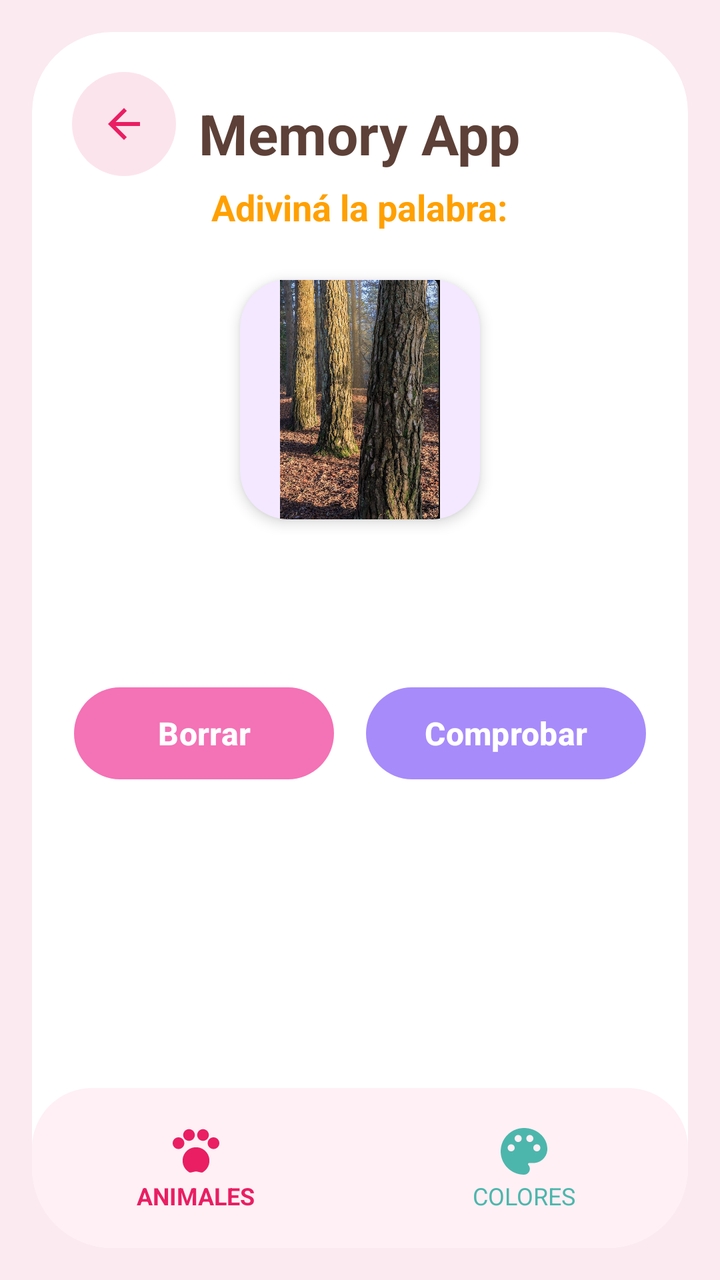
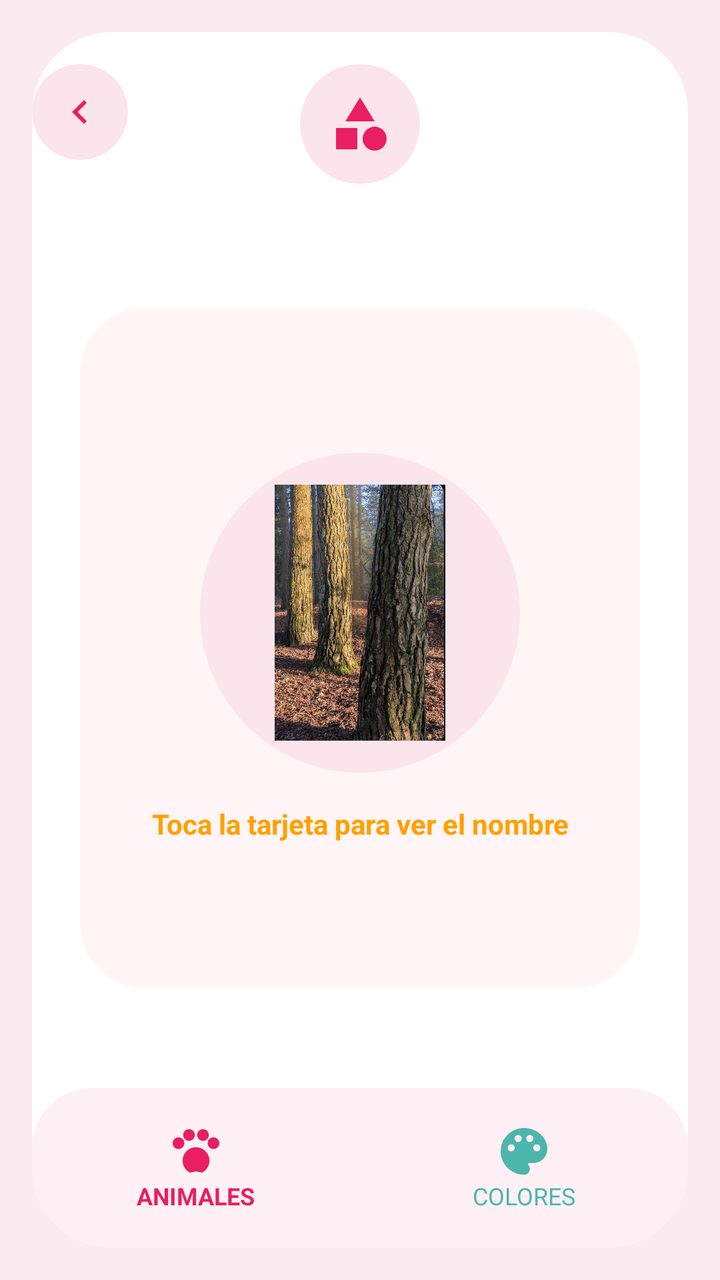

Before-and-after screenshots of an Android layout around one commit, followed by the original layout XML and the change that was made.
<!-- AndroidManifest.xml: application theme Theme.MemoryPract -->
<!-- res/layout/pantallaobjetos.xml -->
<?xml version="1.0" encoding="utf-8"?>
<RelativeLayout xmlns:android="http://schemas.android.com/apk/res/android"
    xmlns:app="http://schemas.android.com/apk/res-auto"
    xmlns:tools="http://schemas.android.com/tools"
    android:id="@+id/main"
    android:layout_width="match_parent"
    android:layout_height="match_parent"
    android:background="@color/bg_main"
    tools:context=".ui.controladores.PantallaobjetosActivity">

    <androidx.cardview.widget.CardView
        android:layout_width="match_parent"
        android:layout_height="match_parent"
        android:layout_margin="16dp"
        app:cardCornerRadius="40dp"
        app:cardElevation="0dp"
        app:cardBackgroundColor="#FFFFFF">

        <RelativeLayout
            android:layout_width="match_parent"
            android:layout_height="match_parent">

            
            <androidx.appcompat.widget.AppCompatImageButton
                android:id="@+id/btnBack"
                android:layout_width="52dp"
                android:layout_height="52dp"
                android:layout_alignParentTop="true"
                android:layout_alignParentStart="true"
                android:layout_margin="20dp"
                android:background="@drawable/bg_settings_icon"
                android:src="@drawable/ic_arrow_back"
                android:padding="14dp"
                android:tint="@color/settings_icon"
                android:contentDescription="@string/btn_back_desc" />

            
            <LinearLayout
                android:id="@+id/headerLayout"
                android:layout_width="wrap_content"
                android:layout_height="wrap_content"
                android:layout_centerHorizontal="true"
                android:layout_marginTop="32dp"
                android:orientation="vertical"
                android:gravity="center">

                <TextView
                    android:id="@+id/tvTitle"
                    android:layout_width="wrap_content"
                    android:layout_height="wrap_content"
                    android:text="@string/memory_app"
                    android:textSize="28sp"
                    android:textStyle="bold"
                    android:textColor="@color/title_color" />

                <TextView
                    android:id="@+id/tvSubtitle"
                    android:layout_width="wrap_content"
                    android:layout_height="wrap_content"
                    android:layout_marginTop="6dp"
                    android:text="@string/guess_word"
                    android:textSize="18sp"
                    android:textStyle="bold"
                    android:textColor="@color/subtitle_color" />

            </LinearLayout>

            
            <ScrollView
                android:layout_width="match_parent"
                android:layout_height="match_parent"
                android:layout_below="@id/headerLayout"
                android:layout_marginTop="16dp"
                android:fillViewport="true">

                <LinearLayout
                    android:layout_width="match_parent"
                    android:layout_height="wrap_content"
                    android:orientation="vertical"
                    android:gravity="center_horizontal"
                    android:paddingHorizontal="16dp"
                    android:paddingBottom="24dp">

                    
                    <GridLayout
                        android:id="@+id/gridImages"
                        android:layout_width="wrap_content"
                        android:layout_height="wrap_content"
                        android:columnCount="2"
                        android:rowCount="2"
                        android:alignmentMode="alignMargins">

                        
                        <androidx.cardview.widget.CardView
                            android:layout_width="120dp"
                            android:layout_height="120dp"
                            android:layout_margin="8dp"
                            app:cardCornerRadius="24dp"
                            app:cardBackgroundColor="@color/letter_slot_bg"
                            app:cardElevation="4dp">

                            <ImageView
                                android:id="@+id/img1"
                                android:layout_width="match_parent"
                                android:layout_height="match_parent"
                                android:scaleType="centerCrop"
                                android:padding="20dp"
                                android:src="@drawable/foto_tronco_jpg"
                                android:contentDescription="@string/category_objetos" />
                        </androidx.cardview.widget.CardView>


                    </GridLayout>

                    
                    <LinearLayout
                        android:id="@+id/layoutWordSlots"
                        android:layout_width="wrap_content"
                        android:layout_height="wrap_content"
                        android:layout_marginTop="24dp"
                        android:orientation="horizontal"
                        android:gravity="center" />

                    
                    <GridLayout
                        android:id="@+id/gridKeyboard"
                        android:layout_width="wrap_content"
                        android:layout_height="wrap_content"
                        android:layout_marginTop="24dp"
                        android:columnCount="6"
                        android:gravity="center" />

                    
                    <LinearLayout
                        android:layout_width="wrap_content"
                        android:layout_height="wrap_content"
                        android:layout_marginTop="24dp"
                        android:orientation="horizontal"
                        android:gravity="center">

                        <com.google.android.material.button.MaterialButton
                            android:id="@+id/btnDelete"
                            android:layout_width="130dp"
                            android:layout_height="54dp"
                            android:layout_marginEnd="16dp"
                            android:text="@string/btn_delete"
                            android:textColor="#FFFFFF"
                            android:textSize="16sp"
                            android:textStyle="bold"
                            android:textAllCaps="false"
                            app:backgroundTint="@color/card_pink"
                            app:cornerRadius="27dp"
                            android:elevation="4dp" />

                        <com.google.android.material.button.MaterialButton
                            android:id="@+id/btnCheck"
                            android:layout_width="140dp"
                            android:layout_height="54dp"
                            android:text="@string/btn_check"
                            android:textColor="#FFFFFF"
                            android:textSize="16sp"
                            android:textStyle="bold"
                            android:textAllCaps="false"
                            app:backgroundTint="@color/btn_objetos_end"
                            app:cornerRadius="27dp"
                            android:elevation="4dp" />

                    </LinearLayout>

                </LinearLayout>

            </ScrollView>
            <LinearLayout
                android:id="@+id/bottomNav"
                android:layout_width="match_parent"
                android:layout_height="80dp"
                android:layout_alignParentBottom="true"
                android:layout_marginTop="8dp"
                android:background="@drawable/bg_bottom_nav"
                android:orientation="horizontal"
                android:gravity="center">

                <LinearLayout
                    android:layout_width="0dp"
                    android:layout_height="wrap_content"
                    android:layout_weight="1"
                    android:orientation="vertical"
                    android:gravity="center">

                    <androidx.appcompat.widget.AppCompatImageView
                        android:id="@+id/btnAnimales"
                        android:layout_width="28dp"
                        android:layout_height="28dp"
                        android:src="@drawable/ic_paw"
                        app:tint="@color/settings_icon" />

                    <TextView
                        android:layout_width="wrap_content"
                        android:layout_height="wrap_content"
                        android:text="@string/category_animales"
                        android:textColor="@color/settings_icon"
                        android:textSize="12sp"
                        android:textStyle="bold" />

                </LinearLayout>

                <LinearLayout
                    android:layout_width="0dp"
                    android:layout_height="wrap_content"
                    android:layout_weight="1"
                    android:orientation="vertical"
                    android:gravity="center">
                    <androidx.appcompat.widget.AppCompatImageView
                        android:id="@+id/btnColores"
                        android:layout_width="28dp"
                        android:layout_height="28dp"
                        android:src="@drawable/ic_palette"
                        app:tint="#4DB6AC" />
                    <TextView
                        android:layout_width="wrap_content"
                        android:layout_height="wrap_content"
                        android:text="@string/category_colores"
                        android:textColor="#4DB6AC"
                        android:textSize="12sp" />
                </LinearLayout>

            </LinearLayout>

        </RelativeLayout>

    </androidx.cardview.widget.CardView>

</RelativeLayout>
<!-- resources referenced by this layout -->
<resources>
  <color name="bg_main">#FBEAF0</color>
  <color name="btn_objetos_end">#A78BFA</color>
  <color name="card_pink">#F472B6</color>
  <color name="letter_slot_bg">#F3E8FF</color>
  <color name="settings_icon">#E91E63</color>
  <color name="subtitle_color">#FFA000</color>
  <color name="title_color">#5D4037</color>
  <!-- drawable bg_bottom_nav (drawable) -->
  <?xml version="1.0" encoding="utf-8"?>
  <shape xmlns:android="http://schemas.android.com/apk/res/android">
      <solid android:color="#FFF0F5" />
      <corners android:radius="30dp" />
  </shape>
  <!-- drawable bg_settings_icon (drawable) -->
  <?xml version="1.0" encoding="utf-8"?>
  <shape xmlns:android="http://schemas.android.com/apk/res/android"
      android:shape="oval">
      <solid android:color="@color/settings_bg" />
  </shape>
  <!-- drawable foto_tronco_jpg: jpeg bitmap (drawable, 410889 bytes) -->
  <!-- drawable ic_arrow_back (drawable) -->
  <vector xmlns:android="http://schemas.android.com/apk/res/android"
      android:width="24dp"
      android:height="24dp"
      android:viewportWidth="24"
      android:viewportHeight="24">
    <path
        android:fillColor="#FF000000"
        android:pathData="M20,11H7.83l5.59,-5.59L12,4l-8,8 8,8 1.41,-1.41L7.83,13H20v-2z"/>
  </vector>
  <!-- drawable ic_palette (drawable) -->
  <vector xmlns:android="http://schemas.android.com/apk/res/android"
      android:width="24dp"
      android:height="24dp"
      android:viewportWidth="24"
      android:viewportHeight="24">
      <path
          android:fillColor="#000000"
          android:pathData="M12,2C6.49,2 2,6.49 2,12s4.49,10 10,10c1.38,0 2.5,-1.12 2.5,-2.5c0,-0.61 -0.23,-1.21 -0.64,-1.67c-0.08,-0.1 -0.13,-0.21 -0.13,-0.33c0,-0.28 0.22,-0.5 0.5,-0.5H16c3.31,0 6,-2.69 6,-6C22,6.04 17.51,2 12,2zM6.5,12c-0.83,0 -1.5,-0.67 -1.5,-1.5S5.67,9 6.5,9S8,9.67 8,10.5S7.33,12 6.5,12zM9.5,8C8.67,8 8,7.33 8,6.5S8.67,5 9.5,5S11,5.67 11,6.5S10.33,8 9.5,8zM14.5,8C13.67,8 13,7.33 13,6.5S13.67,5 14.5,5S16,5.67 16,6.5S15.33,8 14.5,8zM17.5,12c-0.83,0 -1.5,-0.67 -1.5,-1.5S16.67,9 17.5,9S19,9.67 19,10.5S18.33,12 17.5,12z"/>
  </vector>
  <!-- drawable ic_paw (drawable) -->
  <vector xmlns:android="http://schemas.android.com/apk/res/android"
      android:width="24dp"
      android:height="24dp"
      android:viewportWidth="24"
      android:viewportHeight="24">
      <path
          android:fillColor="#000000"
          android:pathData="M4.5,11L4.5,11c1.38,0 2.5,-1.12 2.5,-2.5c0,-1.38 -1.12,-2.5 -2.5,-2.5S2,7.12 2,8.5C2,9.88 3.12,11 4.5,11zM9,7.5c1.38,0 2.5,-1.12 2.5,-2.5S10.38,2.5 9,2.5S6.5,3.62 6.5,5S7.62,7.5 9,7.5zM15,7.5c1.38,0 2.5,-1.12 2.5,-2.5S16.38,2.5 15,2.5s-2.5,1.12 -2.5,2.5S13.62,7.5 15,7.5zM19.5,11c1.38,0 2.5,-1.12 2.5,-2.5c0,-1.38 -1.12,-2.5 -2.5,-2.5S17,7.12 17,8.5C17,9.88 18.12,11 19.5,11zM12,10.25c-3.17,0 -5.75,2.58 -5.75,5.75c0,2.15 1.18,4.01 2.92,5.01c0.16,0.09 0.35,0.12 0.53,0.08l1.9,-0.42c0.26,-0.06 0.54,-0.06 0.8,0l1.9,0.42c0.18,0.04 0.37,0.01 0.53,-0.08c1.74,-1 2.92,-2.86 2.92,-5.01C17.75,12.83 15.17,10.25 12,10.25z"/>
  </vector>
  <string name="btn_back_desc">Volver</string>
  <string name="btn_check">Comprobar</string>
  <string name="btn_delete">Borrar</string>
  <string name="category_animales">ANIMALES</string>
  <string name="category_colores">COLORES</string>
  <string name="category_objetos">OBJETOS</string>
  <string name="guess_word">Adiviná la palabra:</string>
  <string name="memory_app">Memory App</string>
  <style name="Theme.MemoryPract" parent="Base.Theme.MemoryPract" />
  <color name="settings_bg">#FCE4EC</color>
  <style name="Base.Theme.MemoryPract" parent="Theme.Material3.DayNight.NoActionBar">
          
          
      </style>
</resources>

<!-- the commit's change to res/layout/pantallaobjetos.xml (unified diff, before → after) -->
@@ -18,158 +18,150 @@
 
         <RelativeLayout
             android:layout_width="match_parent"
-            android:layout_height="match_parent">
+            android:layout_height="match_parent"
+            android:layout_marginTop="8dp">
+
+            <RelativeLayout
+                android:id="@+id/topBar"
+                android:layout_width="match_parent"
+                android:layout_height="wrap_content"
+                android:layout_marginTop="8dp">
+
+                <androidx.appcompat.widget.AppCompatImageButton
+                    android:id="@+id/btnBack"
+                    android:layout_width="48dp"
+                    android:layout_height="48dp"
+                    android:layout_alignParentStart="true"
+                    android:background="@drawable/bg_settings_icon"
+                    android:src="@drawable/ic_back"
+                    android:padding="12dp"
+                    android:tint="@color/settings_icon"
+                    android:contentDescription="@string/back_desc" />
+
+                <FrameLayout
+                    android:layout_width="60dp"
+                    android:layout_height="60dp"
+                    android:layout_centerHorizontal="true"
+                    android:background="@drawable/bg_settings_icon">
+
+                    <androidx.appcompat.widget.AppCompatImageView
+                        android:layout_width="32dp"
+                        android:layout_height="32dp"
+                        android:layout_gravity="center"
+                        android:src="@drawable/ic_shapes"
+                        app:tint="@color/settings_icon" />
+                </FrameLayout>
+
+            </RelativeLayout>
 
             
-            <androidx.appcompat.widget.AppCompatImageButton
-                android:id="@+id/btnBack"
-                android:layout_width="52dp"
-                android:layout_height="52dp"
-                android:layout_alignParentTop="true"
-                android:layout_alignParentStart="true"
-                android:layout_margin="20dp"
-                android:background="@drawable/bg_settings_icon"
-                android:src="@drawable/ic_arrow_back"
-                android:padding="14dp"
-                android:tint="@color/settings_icon"
-                android:contentDescription="@string/btn_back_desc" />
-
-            
-            <LinearLayout
-                android:id="@+id/headerLayout"
-                android:layout_width="wrap_content"
-                android:layout_height="wrap_content"
-                android:layout_centerHorizontal="true"
-                android:layout_marginTop="32dp"
-                android:orientation="vertical"
-                android:gravity="center">
-
-                <TextView
-                    android:id="@+id/tvTitle"
-                    android:layout_width="wrap_content"
-                    android:layout_height="wrap_content"
-                    android:text="@string/memory_app"
-                    android:textSize="28sp"
-                    android:textStyle="bold"
-                    android:textColor="@color/title_color" />
-
-                <TextView
-                    android:id="@+id/tvSubtitle"
-                    android:layout_width="wrap_content"
-                    android:layout_height="wrap_content"
-                    android:layout_marginTop="6dp"
-                    android:text="@string/guess_word"
-                    android:textSize="18sp"
-                    android:textStyle="bold"
-                    android:textColor="@color/subtitle_color" />
-
-            </LinearLayout>
-
-            
-            <ScrollView
-                android:layout_width="match_parent"
-                android:layout_height="match_parent"
-                android:layout_below="@id/headerLayout"
-                android:layout_marginTop="16dp"
-                android:fillViewport="true">
-
-                <LinearLayout
+            <androidx.cardview.widget.CardView
+                android:id="@+id/cardFlashcard"
+                android:layout_width="280dp"
+                android:layout_height="340dp"
+                android:layout_centerInParent="true"
+                app:cardCornerRadius="32dp"
+                app:cardBackgroundColor="#FFF5F7"
+                app:cardElevation="0dp"
+                android:clickable="true"
+                android:focusable="true"
+                android:foreground="?attr/selectableItemBackground">
+
+                <FrameLayout
                     android:layout_width="match_parent"
-                    android:layout_height="wrap_content"
-                    android:orientation="vertical"
-                    android:gravity="center_horizontal"
-                    android:paddingHorizontal="16dp"
-                    android:paddingBottom="24dp">
+                    android:layout_height="match_parent"
+                    android:padding="20dp">
 
                     
-                    <GridLayout
-                        android:id="@+id/gridImages"
-                        android:layout_width="wrap_content"
-                        android:layout_height="wrap_content"
-                        android:columnCount="2"
-                        android:rowCount="2"
-                        android:alignmentMode="alignMargins">
-
-                        
-                        <androidx.cardview.widget.CardView
-                            android:layout_width="120dp"
-                            android:layout_height="120dp"
-                            android:layout_margin="8dp"
-                            app:cardCornerRadius="24dp"
-                            app:cardBackgroundColor="@color/letter_slot_bg"
-                            app:cardElevation="4dp">
+                    <LinearLayout
+                        android:id="@+id/layoutFront"
+                        android:layout_width="match_parent"
+                        android:layout_height="match_parent"
+                        android:orientation="vertical"
+                        android:gravity="center"
+                        android:visibility="visible">
+
+                        <FrameLayout
+                            android:layout_width="160dp"
+                            android:layout_height="160dp"
+                            android:background="@drawable/bg_settings_icon"
+                            android:backgroundTint="#FCE4EC">
 
                             <ImageView
-                                android:id="@+id/img1"
+                                android:id="@+id/imgObjeto"
                                 android:layout_width="match_parent"
                                 android:layout_height="match_parent"
-                                android:scaleType="centerCrop"
-                                android:padding="20dp"
+                                android:padding="16dp"
                                 android:src="@drawable/foto_tronco_jpg"
-                                android:contentDescription="@string/category_objetos" />
-                        </androidx.cardview.widget.CardView>
-
-
-                    </GridLayout>
+                                android:contentDescription="@null" />
+                        </FrameLayout>
+
+                        <TextView
+                            android:layout_width="wrap_content"
+                            android:layout_height="wrap_content"
+                            android:layout_marginTop="16dp"
+                            android:text="Toca la tarjeta para ver el nombre"
+                            android:textSize="14sp"
+                            android:textStyle="bold"
+                            android:textColor="@color/subtitle_color"
+                            android:gravity="center" />
+                    </LinearLayout>
 
                     
                     <LinearLayout
-                        android:id="@+id/layoutWordSlots"
-                        android:layout_width="wrap_content"
-                        android:layout_height="wrap_content"
-                        android:layout_marginTop="24dp"
-                        android:orientation="horizontal"
-                        android:gravity="center" />
-
-                    
-                    <GridLayout
-                        android:id="@+id/gridKeyboard"
-                        android:layout_width="wrap_content"
-                        android:layout_height="wrap_content"
-                        android:layout_marginTop="24dp"
-                        android:columnCount="6"
-                        android:gravity="center" />
-
-                    
-                    <LinearLayout
-                        android:layout_width="wrap_content"
-                        android:layout_height="wrap_content"
-                        android:layout_marginTop="24dp"
-                        android:orientation="horizontal"
-                        android:gravity="center">
-
-                        <com.google.android.material.button.MaterialButton
-                            android:id="@+id/btnDelete"
-                            android:layout_width="130dp"
-                            android:layout_height="54dp"
-                            android:layout_marginEnd="16dp"
-                            android:text="@string/btn_delete"
-                            android:textColor="#FFFFFF"
-                            android:textSize="16sp"
+                        android:id="@+id/layoutBack"
+                        android:layout_width="match_parent"
+                        android:layout_height="match_parent"
+                        android:orientation="vertical"
+                        android:gravity="center"
+                        android:visibility="gone">
+
+                        <TextView
+                            android:id="@+id/txtObjetoName"
+                            android:layout_width="wrap_content"
+                            android:layout_height="wrap_content"
+                            android:text="Tronco"
+                            android:textSize="28sp"
                             android:textStyle="bold"
-                            android:textAllCaps="false"
-                            app:backgroundTint="@color/card_pink"
-                            app:cornerRadius="27dp"
-                            android:elevation="4dp" />
-
-                        <com.google.android.material.button.MaterialButton
-                            android:id="@+id/btnCheck"
-                            android:layout_width="140dp"
-                            android:layout_height="54dp"
-                            android:text="@string/btn_check"
-                            android:textColor="#FFFFFF"
-                            android:textSize="16sp"
-                            android:textStyle="bold"
-                            android:textAllCaps="false"
-                            app:backgroundTint="@color/btn_objetos_end"
-                            app:cornerRadius="27dp"
-                            android:elevation="4dp" />
-
+                            android:textColor="@color/title_color"
+                            android:gravity="center" />
+
+                        <LinearLayout
+                            android:layout_width="match_parent"
+                            android:layout_height="wrap_content"
+                            android:layout_marginTop="24dp"
+                            android:orientation="horizontal"
+                            android:gravity="center"
+                            android:weightSum="2">
+
+                            <Button
+                                android:id="@+id/btnIncorrecto"
+                                android:layout_width="0dp"
+                                android:layout_height="wrap_content"
+                                android:layout_weight="1"
+                                android:layout_marginEnd="6dp"
+                                android:text="Incorrecto"
+                                android:textColor="#FFFFFF"
+                                android:backgroundTint="#F87171"
+                                android:textSize="13sp"
+                                android:textStyle="bold" />
+
+                            <Button
+                                android:id="@+id/btnCorrecto"
+                                android:layout_width="0dp"
+                                android:layout_height="wrap_content"
+                                android:layout_weight="1"
+                                android:layout_marginStart="6dp"
+                                android:text="Correcto"
+                                android:textColor="#FFFFFF"
+                                android:backgroundTint="#4ADE80"
+                                android:textSize="13sp"
+                                android:textStyle="bold" />
+                        </LinearLayout>
                     </LinearLayout>
 
-                </LinearLayout>
-
-            </ScrollView>
+                </FrameLayout>
+            </androidx.cardview.widget.CardView>
             <LinearLayout
                 android:id="@+id/bottomNav"
                 android:layout_width="match_parent"
<!-- resource entries referenced after the edit -->
@@ -1,9 +1,6 @@
 <!-- resources referenced by this layout -->
 <resources>
   <color name="bg_main">#FBEAF0</color>
-  <color name="btn_objetos_end">#A78BFA</color>
-  <color name="card_pink">#F472B6</color>
-  <color name="letter_slot_bg">#F3E8FF</color>
   <color name="settings_icon">#E91E63</color>
   <color name="subtitle_color">#FFA000</color>
   <color name="title_color">#5D4037</color>
@@ -20,15 +17,16 @@
       <solid android:color="@color/settings_bg" />
   </shape>
   <!-- drawable foto_tronco_jpg: jpeg bitmap (drawable, 410889 bytes) -->
-  <!-- drawable ic_arrow_back (drawable) -->
+  <!-- drawable ic_back (drawable) -->
+  <?xml version="1.0" encoding="utf-8"?>
   <vector xmlns:android="http://schemas.android.com/apk/res/android"
       android:width="24dp"
       android:height="24dp"
       android:viewportWidth="24"
       android:viewportHeight="24">
-    <path
-        android:fillColor="#FF000000"
-        android:pathData="M20,11H7.83l5.59,-5.59L12,4l-8,8 8,8 1.41,-1.41L7.83,13H20v-2z"/>
+      <path
+          android:fillColor="#000000"
+          android:pathData="M15.41,7.41L14,6l-6,6l6,6l1.41,-1.41L10.83,12z" />
   </vector>
   <!-- drawable ic_palette (drawable) -->
   <vector xmlns:android="http://schemas.android.com/apk/res/android"
@@ -50,14 +48,19 @@
           android:fillColor="#000000"
           android:pathData="M4.5,11L4.5,11c1.38,0 2.5,-1.12 2.5,-2.5c0,-1.38 -1.12,-2.5 -2.5,-2.5S2,7.12 2,8.5C2,9.88 3.12,11 4.5,11zM9,7.5c1.38,0 2.5,-1.12 2.5,-2.5S10.38,2.5 9,2.5S6.5,3.62 6.5,5S7.62,7.5 9,7.5zM15,7.5c1.38,0 2.5,-1.12 2.5,-2.5S16.38,2.5 15,2.5s-2.5,1.12 -2.5,2.5S13.62,7.5 15,7.5zM19.5,11c1.38,0 2.5,-1.12 2.5,-2.5c0,-1.38 -1.12,-2.5 -2.5,-2.5S17,7.12 17,8.5C17,9.88 18.12,11 19.5,11zM12,10.25c-3.17,0 -5.75,2.58 -5.75,5.75c0,2.15 1.18,4.01 2.92,5.01c0.16,0.09 0.35,0.12 0.53,0.08l1.9,-0.42c0.26,-0.06 0.54,-0.06 0.8,0l1.9,0.42c0.18,0.04 0.37,0.01 0.53,-0.08c1.74,-1 2.92,-2.86 2.92,-5.01C17.75,12.83 15.17,10.25 12,10.25z"/>
   </vector>
-  <string name="btn_back_desc">Volver</string>
-  <string name="btn_check">Comprobar</string>
-  <string name="btn_delete">Borrar</string>
+  <!-- drawable ic_shapes (drawable) -->
+  <vector xmlns:android="http://schemas.android.com/apk/res/android"
+      android:width="24dp"
+      android:height="24dp"
+      android:viewportWidth="24"
+      android:viewportHeight="24">
+      <path
+          android:fillColor="#000000"
+          android:pathData="M12,2l-5.5,9h11L12,2zM17.5,13c-2.49,0 -4.5,2.01 -4.5,4.5s2.01,4.5 4.5,4.5s4.5,-2.01 4.5,-4.5s-2.01,-4.5 -4.5,-4.5zM3,21.5h8v-8L3,13.5v8z"/>
+  </vector>
+  <string name="back_desc">Volver</string>
   <string name="category_animales">ANIMALES</string>
   <string name="category_colores">COLORES</string>
-  <string name="category_objetos">OBJETOS</string>
-  <string name="guess_word">Adiviná la palabra:</string>
-  <string name="memory_app">Memory App</string>
   <style name="Theme.MemoryPract" parent="Base.Theme.MemoryPract" />
   <color name="settings_bg">#FCE4EC</color>
   <style name="Base.Theme.MemoryPract" parent="Theme.Material3.DayNight.NoActionBar">
